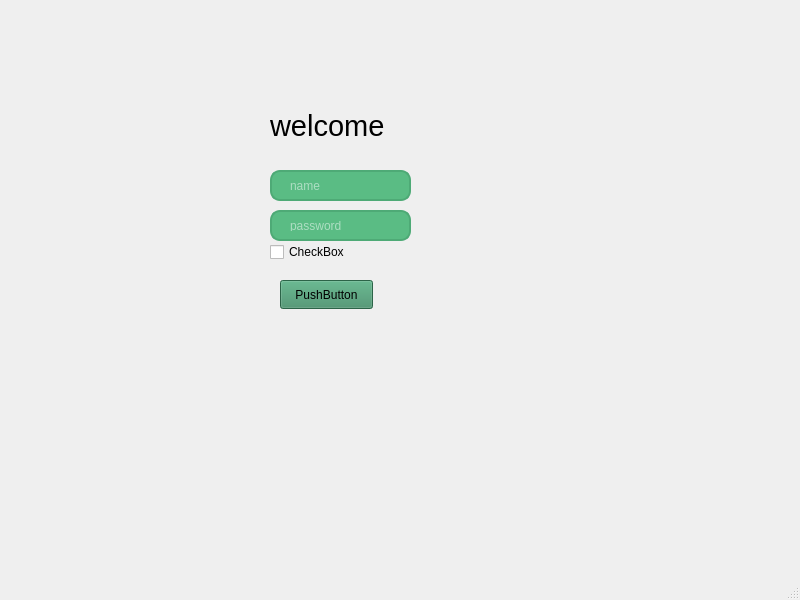
Old version of the form ui/register.ui in the repository mix12311111/python-app.
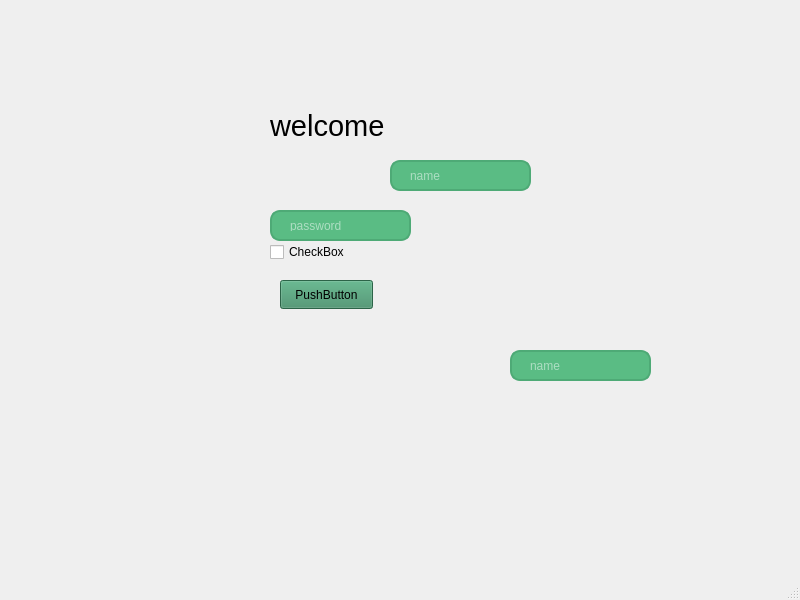
New version of the form.

```diff
--- a/ui/register.ui
+++ b/ui/register.ui
@@ -17,8 +17,8 @@
    <widget class="QLineEdit" name="lineEdit">
     <property name="geometry">
      <rect>
-      <x>270</x>
-      <y>170</y>
+      <x>390</x>
+      <y>160</y>
       <width>141</width>
       <height>31</height>
      </rect>
@@ -106,6 +106,30 @@
      <string>PushButton</string>
     </property>
    </widget>
+   <widget class="QLineEdit" name="lineEdit_3">
+    <property name="geometry">
+     <rect>
+      <x>510</x>
+      <y>350</y>
+      <width>141</width>
+      <height>31</height>
+     </rect>
+    </property>
+    <property name="styleSheet">
+     <string notr="true">background-color: #5abc84;
+color: white;
+border-radius: 10px;
+border: 2px solid #4eaa76;
+padding: 8px 16px;
+</string>
+    </property>
+    <property name="text">
+     <string/>
+    </property>
+    <property name="placeholderText">
+     <string>name</string>
+    </property>
+   </widget>
   </widget>
   <widget class="QMenuBar" name="menubar">
    <property name="geometry">
```
